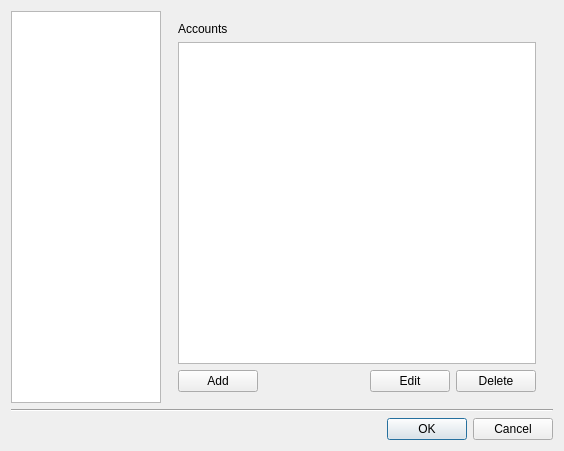
Qt form sdc/qtgui/settings_dialog.ui (marosi/SocialDesktopClient) before a commit.
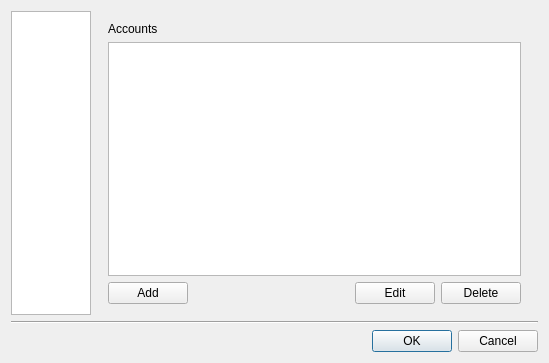
The same form after that commit.

Commit message: settings dialog accounts icon added, service name column in accounts view added

What changed in the file:
```diff
--- a/sdc/qtgui/settings_dialog.ui
+++ b/sdc/qtgui/settings_dialog.ui
@@ -6,8 +6,8 @@
    <rect>
     <x>0</x>
     <y>0</y>
-    <width>564</width>
-    <height>451</height>
+    <width>549</width>
+    <height>363</height>
    </rect>
   </property>
   <property name="windowTitle">
@@ -20,7 +20,7 @@
       <widget class="QListWidget" name="listWidget">
        <property name="maximumSize">
         <size>
-         <width>150</width>
+         <width>80</width>
          <height>16777215</height>
         </size>
        </property>
@@ -45,6 +45,12 @@
            <property name="selectionMode">
             <enum>QAbstractItemView::SingleSelection</enum>
            </property>
+           <property name="selectionBehavior">
+            <enum>QAbstractItemView::SelectRows</enum>
+           </property>
+           <property name="gridStyle">
+            <enum>Qt::NoPen</enum>
+           </property>
           </widget>
          </item>
          <item>
```
The commit also changes 6 other files.
